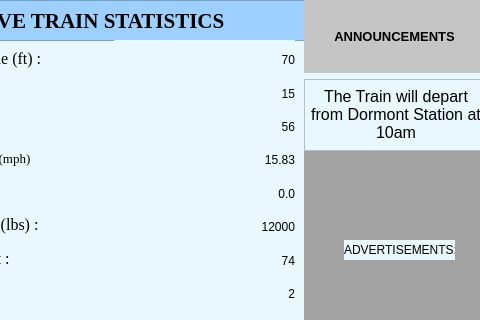
Old version of the form Train_Model/TrainModel_UI.ui in the repository asmithie13/ECE-1140; both pictures show x 706 to 1186 and y 0 to 320 of the 1186 by 720 pixel window.
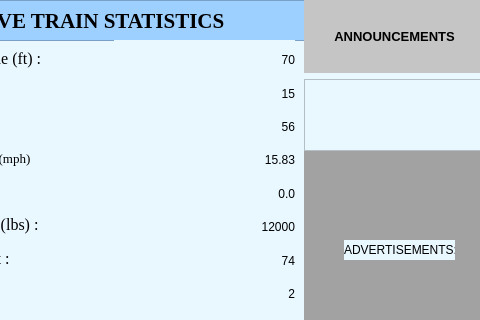
New version of the form. Icons and pictures are not drawn.

Commit message: announcements gone

```diff
--- a/Train_Model/TrainModel_UI.ui
+++ b/Train_Model/TrainModel_UI.ui
@@ -1420,7 +1420,7 @@
         <enum>QFrame::StyledPanel</enum>
        </property>
        <property name="text">
-        <string>&lt;html&gt;&lt;head/&gt;&lt;body&gt;&lt;p align=&quot;center&quot;&gt;&lt;span style=&quot; font-size:12pt;&quot;&gt;The Train will depart from Dormont Station at 10am&lt;/span&gt;&lt;/p&gt;&lt;/body&gt;&lt;/html&gt;</string>
+        <string>&lt;html&gt;&lt;head/&gt;&lt;body&gt;&lt;p align=&quot;center&quot;&gt;&lt;span style=&quot; font-size:12pt;&quot;&gt; &lt;/span&gt;&lt;/p&gt;&lt;/body&gt;&lt;/html&gt;</string>
        </property>
        <property name="wordWrap">
         <bool>true</bool>
```
The commit also changes 1 other file.
